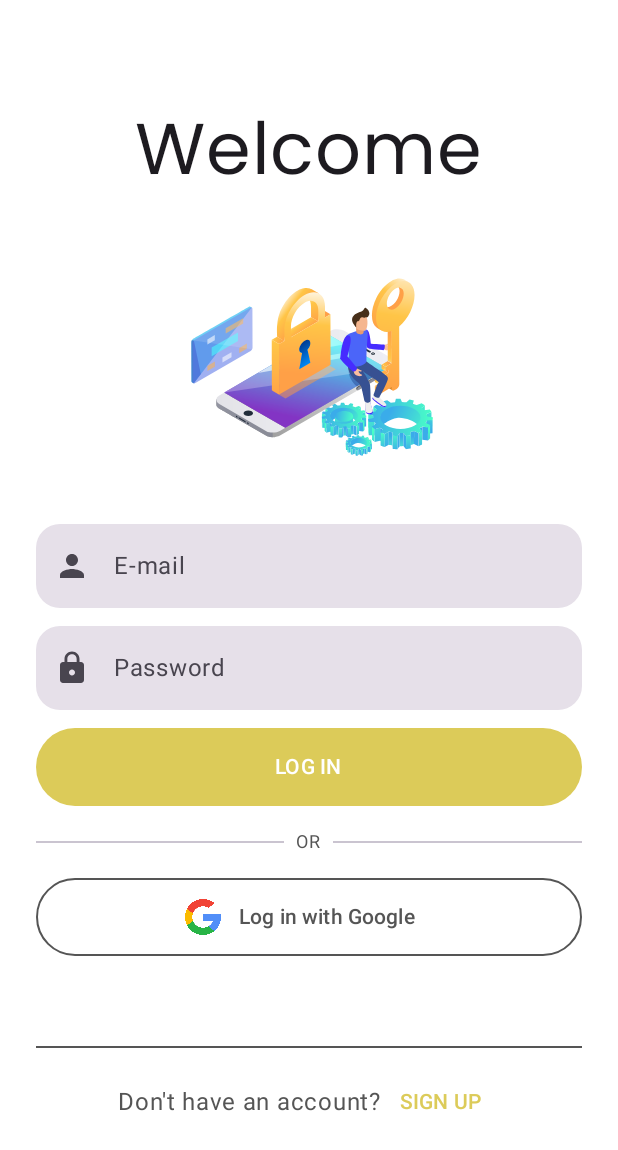
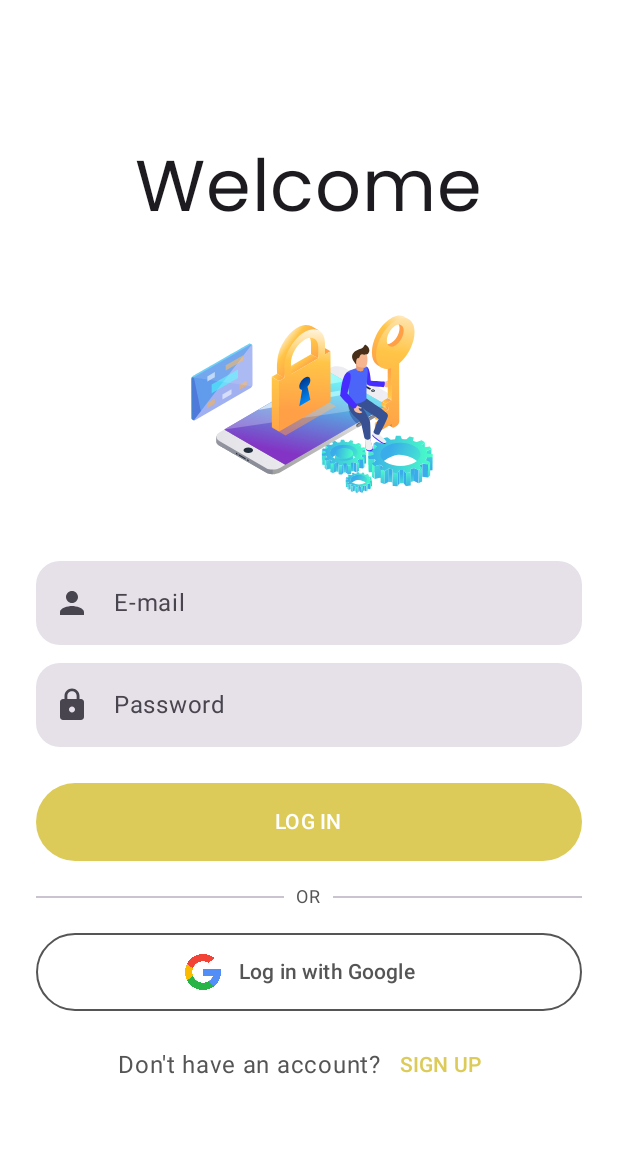
Before and after one commit to LeFi8/ChatApp, an Android app built with Jetpack Compose: the screen it shows after launch (MainActivity), on a phone screen of 412 x 824 dp. Shown: the top 1150 px of the screen. Run offline under Robolectric (Android 15) with nearby library versions, the phone set to English and light mode, and no system bars; our stand-ins replace Firebase (no records; nobody signed in at launch, a user with empty details on screens opened directly).

Commit message:
improve login screen layout

```diff
--- a/app/src/main/java/com/example/loginjetpackcompose/presentation/Login.kt
+++ b/app/src/main/java/com/example/loginjetpackcompose/presentation/Login.kt
@@ -4,6 +4,7 @@ import androidx.compose.foundation.BorderStroke
 import androidx.compose.foundation.Image
 import androidx.compose.foundation.background
 import androidx.compose.foundation.layout.Arrangement
+import androidx.compose.foundation.layout.Box
 import androidx.compose.foundation.layout.Column
 import androidx.compose.foundation.layout.Row
 import androidx.compose.foundation.layout.fillMaxSize
@@ -12,6 +13,7 @@ import androidx.compose.foundation.layout.height
 import androidx.compose.foundation.layout.padding
 import androidx.compose.foundation.layout.size
 import androidx.compose.foundation.layout.width
+import androidx.compose.foundation.layout.wrapContentHeight
 import androidx.compose.foundation.rememberScrollState
 import androidx.compose.foundation.shape.RoundedCornerShape
 import androidx.compose.foundation.text.KeyboardOptions
@@ -62,24 +64,34 @@ fun Login(onLoginClick: (String, String) -> Unit, onNoAccountClick: () -> Unit)
     var user by remember { mutableStateOf("") }
     var password by remember { mutableStateOf("") }
 
-    Column(modifier = Modifier
+    Box(
+        modifier = Modifier
             .fillMaxSize()
-        .background(Ivory)
+            .background(Ivory),
+        contentAlignment = Alignment.Center
+    ) {
+        Column(
+            modifier = Modifier
+                .fillMaxWidth()
+                .wrapContentHeight()
                 .verticalScroll(rememberScrollState())
-        .padding(24.dp),
+                .padding(horizontal = 24.dp),
             verticalArrangement = Arrangement.spacedBy(12.dp, alignment = Alignment.CenterVertically),
-        horizontalAlignment = Alignment.CenterHorizontally) {
+            horizontalAlignment = Alignment.CenterHorizontally
+        ) {
             Text(text = stringResource(id = R.string.welcome), fontSize = 48.sp, fontFamily = Poppins)
             LottieIcon(animationRes = R.raw.lock_lottie)
             TextInput(inputType = InputType.Username) { user = it }
             TextInput(inputType = InputType.Password) { password = it }
-        Button(onClick = { onLoginClick(user, password) },
-            modifier = Modifier.fillMaxWidth(),
+            Button(
+                onClick = { onLoginClick(user, password) },
+                modifier = Modifier
+                    .fillMaxWidth()
+                    .padding(top = 12.dp),
                 colors = ButtonDefaults.buttonColors(containerColor = Yellow)
             ) {
                 Text(text = stringResource(id = R.string.login), Modifier.padding(vertical = 8.dp))
             }
-
             DividerWithText(stringResource(id = R.string.or))
 
             // TODO: google sign up logic
@@ -100,18 +112,16 @@ fun Login(onLoginClick: (String, String) -> Unit, onNoAccountClick: () -> Unit)
                         .height(24.dp)
                         .width(24.dp)
                 )
-            Text(text = stringResource(id = R.string.login_w_google), modifier = Modifier.padding(vertical = 8.dp, horizontal = 12.dp))
+                Text(
+                    text = stringResource(id = R.string.login_w_google),
+                    modifier = Modifier.padding(vertical = 8.dp, horizontal = 12.dp)
+                )
             }
-
-        Divider(
-            color = EmperorDark,
-            thickness = 1.dp,
-            modifier = Modifier.padding(top = 48.dp)
-        )
-        Row (verticalAlignment = Alignment.CenterVertically) {
+            Row(verticalAlignment = Alignment.CenterVertically) {
                 Text(text = stringResource(id = R.string.dont_have_account), color = EmperorDark)
                 TextButton(onClick = onNoAccountClick) {
                     Text(text = stringResource(id = R.string.signup), color = Yellow)
+                }
             }
         }
     }
```
Lines whose indentation alone changed are shown as unchanged.
